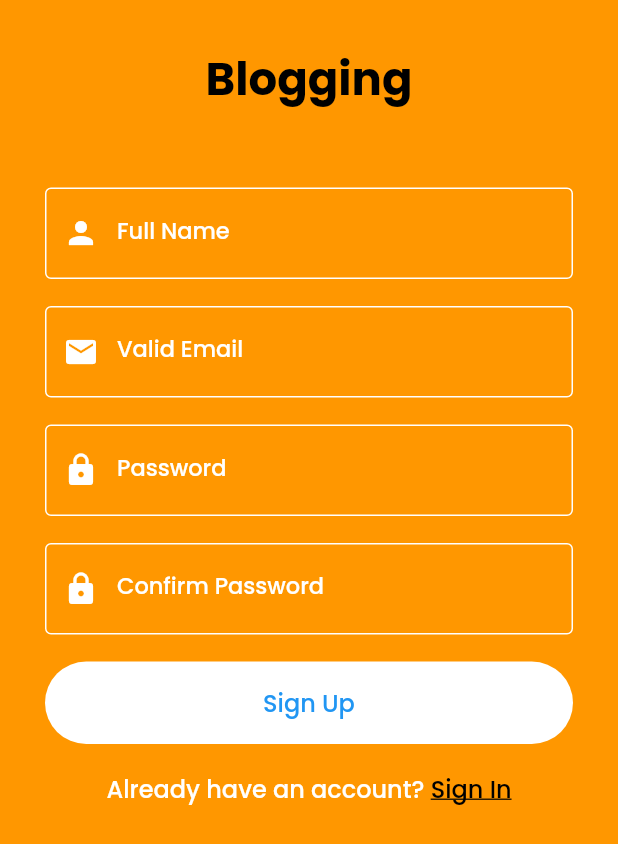
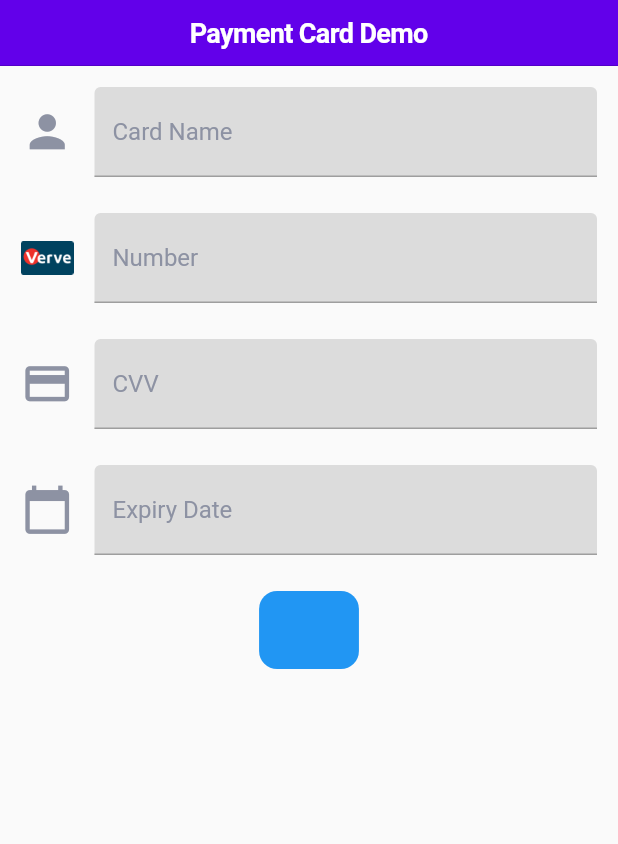
Before and after one commit to AdamAbd/Flutter-Mentoring-Batch-4-Level-Basic, a Flutter app: the screen it shows after launch, on a phone screen of 412 x 824 dp. Shown: the top 844 px of the screen. Run offline on Flutter 3.47's test engine with Material 2 defaults, Android fonts, the phone set to English and light mode, and no system bars; our stand-ins replace google_fonts, supercharged.

Commit message:
finish payment card

```diff
--- a/lib/Screens/Pages/pages.dart
+++ b/lib/Screens/Pages/pages.dart
@@ -1,8 +1,10 @@
 import 'package:flutter/gestures.dart';
 import 'package:flutter/material.dart';
+import 'package:flutter/cupertino.dart';
 import 'package:flutter_mentoring_basic_batch_4/Screens/Widgets/widgets.dart';
-import 'package:flutter_mentoring_basic_batch_4/shared/shared.dart';
+import 'package:flutter_mentoring_basic_batch_4/Shared/shared.dart';
 
 part 'sign_up_page.dart';
 part 'create_post_page.dart';
 part 'your_blogs_page.dart';
+part 'payment_card_cupertino.dart';
--- /dev/null
+++ b/lib/Screens/Pages/payment_card_cupertino.dart
@@ -0,0 +1,150 @@
+part of 'pages.dart';
+
+class PaymentCard extends StatelessWidget {
+  @override
+  Widget build(BuildContext context) {
+    return Scaffold(
+      appBar: CupertinoNavigationBar(
+        middle: Text(
+          'Payment Card Demo',
+          style: TextStyle(color: Colors.white, fontSize: 18.0),
+        ),
+        backgroundColor: Colors.deepPurpleAccent[700],
+      ),
+      body: ListView(
+        children: [
+          Padding(
+            padding: const EdgeInsets.all(14.0),
+            child: Column(
+              children: [
+                Row(
+                  children: [
+                    Icon(Icons.person, size: 35.0, color: greyColor),
+                    SizedBox(width: 14.0),
+                    Container(
+                      height: 60.0,
+                      width: MediaQuery.of(context).size.width - 77.0,
+                      child: TextField(
+                        expands: true,
+                        maxLines: null,
+                        decoration: InputDecoration(
+                          labelStyle: TextStyle(color: greyColor),
+                          labelText: "Card Name",
+                          hintText: "Musa Adebola",
+                          filled: true,
+                          fillColor: Colors.black12,
+                          enabledBorder: UnderlineInputBorder(
+                            borderSide: BorderSide(color: Colors.grey),
+                          ),
+                          focusedBorder: UnderlineInputBorder(
+                            borderSide: BorderSide(color: Colors.purple),
+                          ),
+                        ),
+                      ),
+                    ),
+                  ],
+                ),
+                SizedBox(height: defaultMargin),
+                Row(
+                  children: [
+                    Container(
+                      width: 35.0,
+                      child: Image.asset(
+                        "assets/images/verve_logo.png",
+                        fit: BoxFit.cover,
+                      ),
+                    ),
+                    SizedBox(width: 14.0),
+                    Container(
+                      height: 60.0,
+                      width: MediaQuery.of(context).size.width - 77.0,
+                      child: TextField(
+                        expands: true,
+                        maxLines: null,
+                        decoration: InputDecoration(
+                          labelStyle: TextStyle(color: greyColor),
+                          labelText: "Number",
+                          hintText: "5060 6666 6666 6666 666",
+                          filled: true,
+                          fillColor: Colors.black12,
+                          enabledBorder: UnderlineInputBorder(
+                            borderSide: BorderSide(color: Colors.grey),
+                          ),
+                          focusedBorder: UnderlineInputBorder(
+                            borderSide: BorderSide(color: Colors.purple),
+                          ),
+                        ),
+                      ),
+                    ),
+                  ],
+                ),
+                SizedBox(height: defaultMargin),
+                Row(
+                  children: [
+                    Icon(Icons.credit_card, size: 35.0, color: greyColor),
+                    SizedBox(width: 14.0),
+                    Container(
+                      height: 60.0,
+                      width: MediaQuery.of(context).size.width - 77.0,
+                      child: TextField(
+                        expands: true,
+                        maxLines: null,
+                        decoration: InputDecoration(
+                          labelStyle: TextStyle(color: greyColor),
+                          labelText: "CVV",
+                          hintText: "687",
+                          filled: true,
+                          fillColor: Colors.black12,
+                          enabledBorder: UnderlineInputBorder(
+                            borderSide: BorderSide(color: Colors.grey),
+                          ),
+                          focusedBorder: UnderlineInputBorder(
+                            borderSide: BorderSide(color: Colors.purple),
+                          ),
+                        ),
+                      ),
+                    ),
+                  ],
+                ),
+                SizedBox(height: defaultMargin),
+                Row(
+                  children: [
+                    Icon(Icons.calendar_today, size: 35.0, color: greyColor),
+                    SizedBox(width: 14.0),
+                    Container(
+                      height: 60.0,
+                      width: MediaQuery.of(context).size.width - 77.0,
+                      child: TextField(
+                        expands: true,
+                        maxLines: null,
+                        decoration: InputDecoration(
+                          labelStyle: TextStyle(color: greyColor),
+                          labelText: "Expiry Date",
+                          hintText: "10/20",
+                          filled: true,
+                          fillColor: Colors.black12,
+                          enabledBorder: UnderlineInputBorder(
+                            borderSide: BorderSide(color: Colors.grey),
+                          ),
+                          focusedBorder: UnderlineInputBorder(
+                            borderSide: BorderSide(color: Colors.purple),
+                          ),
+                        ),
+                      ),
+                    ),
+                  ],
+                ),
+                SizedBox(height: defaultMargin),
+                CupertinoButton(
+                  color: Colors.blue,
+                  child: Text("Pay"),
+                  onPressed: () {},
+                ),
+              ],
+            ),
+          ),
+        ],
+      ),
+    );
+  }
+}
--- a/lib/main.dart
+++ b/lib/main.dart
@@ -1,4 +1,5 @@
 import 'package:flutter/material.dart';
+import 'package:flutter/cupertino.dart';
 
 import 'Screens/Pages/pages.dart';
 
@@ -10,13 +11,24 @@ class MyApp extends StatelessWidget {
   @override
   Widget build(BuildContext context) {
     return MaterialApp(
-      title: 'Task 1 - Design UI Flutter Apps',
+      title: 'Task 2 Basic - UI design Payment Card',
       debugShowCheckedModeBanner: false,
       theme: ThemeData(
         primarySwatch: Colors.blue,
         visualDensity: VisualDensity.adaptivePlatformDensity,
       ),
-      home: SignUpPage(),
+      home: PaymentCard(),
     );
   }
 }
+
+// class MyCupertinoApp extends StatelessWidget {
+//   @override
+//   Widget build(BuildContext context) {
+//     return CupertinoApp(
+//       title: 'Task 2 Basic - UI design Payment Card',
+//       debugShowCheckedModeBanner: false,
+//       home: PaymentCard(),
+//     );
+//   }
+// }
--- a/pubspec.yaml
+++ b/pubspec.yaml
@@ -41,8 +41,8 @@ flutter:
   # the material Icons class.
   uses-material-design: true
   # To add assets to your application, add an assets section, like this:
-  # assets:
-  #   - images/a_dot_burr.jpeg
+  assets:
+    - assets/images/
   #   - images/a_dot_ham.jpeg
   # An image asset can refer to one or more resolution-specific "variants", see
   # https://flutter.dev/assets-and-images/#resolution-aware.
```
Also changed, not shown: assets/images/verve_logo.png (added).
